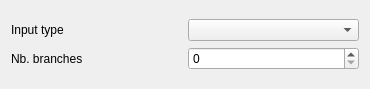
SalomePlatform/yacs, file src/genericgui/FormEachLoop.ui: the form before one commit.
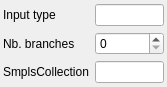
The form after the commit.

```diff
--- a/src/genericgui/FormEachLoop.ui
+++ b/src/genericgui/FormEachLoop.ui
@@ -1,39 +1,62 @@
 <ui version="4.0" >
  <class>FormEachLoop</class>
- <widget class="QWidget" name="FormEachLoop" >
-  <property name="geometry" >
+ <widget class="QWidget" name="FormEachLoop">
+  <property name="geometry">
    <rect>
     <x>0</x>
     <y>0</y>
-    <width>370</width>
-    <height>89</height>
+    <width>167</width>
+    <height>87</height>
    </rect>
   </property>
-  <property name="windowTitle" >
+  <property name="sizePolicy">
+   <sizepolicy hsizetype="Preferred" vsizetype="Minimum">
+    <horstretch>0</horstretch>
+    <verstretch>0</verstretch>
+   </sizepolicy>
+  </property>
+  <property name="windowTitle">
    <string>Form</string>
   </property>
-  <layout class="QGridLayout" name="gridLayout_2" >
-   <item row="0" column="0" >
-    <layout class="QGridLayout" name="gridLayout" >
-     <item row="0" column="0" >
-      <widget class="QLabel" name="label_2" >
-       <property name="text" >
+  <layout class="QGridLayout" name="gridLayout_2">
+   <property name="margin">
+    <number>3</number>
+   </property>
+   <item row="0" column="0">
+    <layout class="QGridLayout" name="gridLayout">
+     <item row="0" column="0">
+      <widget class="QLabel" name="label_2">
+       <property name="text">
         <string>Input type</string>
        </property>
       </widget>
      </item>
-     <item row="0" column="1" >
-      <widget class="QComboBox" name="cb_type" />
-     </item>
-     <item row="1" column="0" >
-      <widget class="QLabel" name="label" >
-       <property name="text" >
+     <item row="1" column="0">
+      <widget class="QLabel" name="label">
+       <property name="text">
         <string>Nb. branches</string>
        </property>
       </widget>
      </item>
-     <item row="1" column="1" >
-      <widget class="QSpinBox" name="sb_nbranch" />
+     <item row="1" column="2">
+      <widget class="QSpinBox" name="sb_nbranch"/>
+     </item>
+     <item row="0" column="2">
+      <widget class="QLineEdit" name="lineEdit">
+       <property name="readOnly">
+        <bool>true</bool>
+       </property>
+      </widget>
+     </item>
+     <item row="2" column="0">
+      <widget class="QLabel" name="label_3">
+       <property name="text">
+        <string>SmplsCollection</string>
+       </property>
+      </widget>
+     </item>
+     <item row="2" column="2">
+      <widget class="QLineEdit" name="lineEdit_2"/>
      </item>
     </layout>
    </item>
```
Left out of the diff: 3 changed lines with no effect on the pictures.
